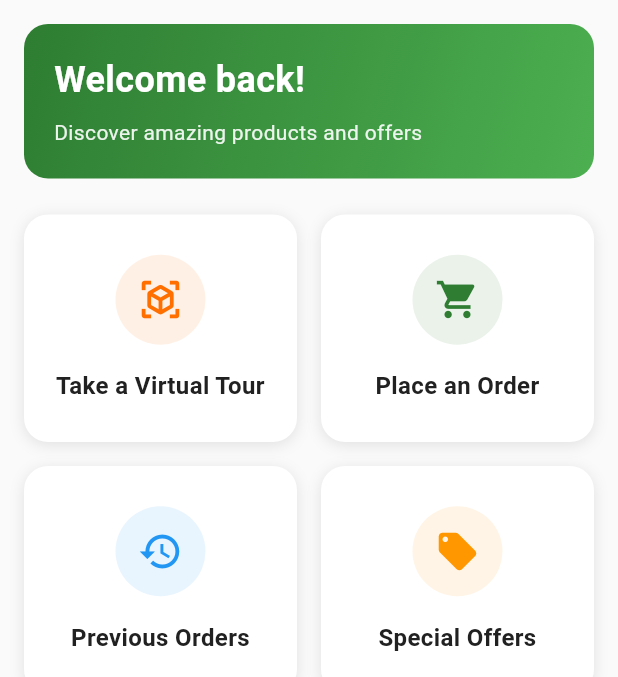
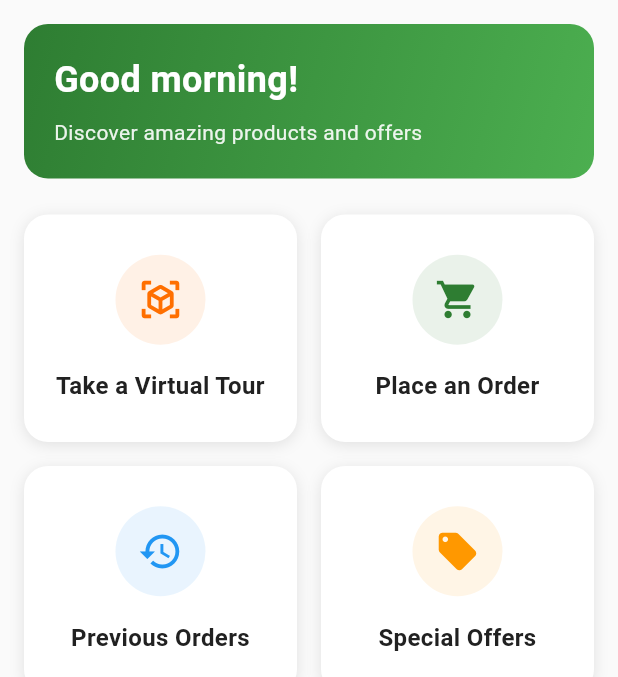
Before and after one commit to arunasnn93/bm_ecommerce_customer_app, a Flutter app: the HomePage screen opened directly, after a tap on "Place an Order", on a phone screen of 412 x 824 dp, the part 84-761 px from its top. Run offline on Flutter 3.47's test engine with Material 3 defaults, Android fonts, the phone set to English and light mode, and no system bars; our stand-ins replace cached_network_image, dartz, dio, equatable, flutter_bloc, photo_view and 1 more; accounts and stored records are empty; network calls fail.

Commit message:
app logo change and welcome message change

```diff
--- /dev/null
+++ b/lib/core/services/user_service.dart
@@ -0,0 +1,87 @@
+import 'dart:convert';
+import 'package:shared_preferences/shared_preferences.dart';
+import '../constants/app_constants.dart';
+import '../../features/auth/data/models/user_model.dart';
+
+class UserService {
+  /// Get current user's name from stored data
+  static Future<String?> getCurrentUserName() async {
+    try {
+      final prefs = await SharedPreferences.getInstance();
+      final userData = prefs.getString(AppConstants.userKey);
+
+      if (userData == null) return null;
+
+      final userJson = jsonDecode(userData) as Map<String, dynamic>;
+
+      // Check if it's stored as a nested object (with 'user' key)
+      if (userJson.containsKey('user')) {
+        final nestedUserData = userJson['user'] as Map<String, dynamic>;
+        return nestedUserData['name'] as String?;
+      }
+
+      // Check if it's stored directly as a user object
+      if (userJson.containsKey('name')) {
+        return userJson['name'] as String?;
+      }
+
+      // Try to parse as UserModel
+      final userModel = UserModel.fromJson(userJson);
+      return userModel.name;
+    } catch (e) {
+      print('❌ Error getting user name: $e');
+      return null;
+    }
+  }
+
+  /// Get current user's full data
+  static Future<UserModel?> getCurrentUser() async {
+    try {
+      final prefs = await SharedPreferences.getInstance();
+      final userData = prefs.getString(AppConstants.userKey);
+
+      if (userData == null) return null;
+
+      final userJson = jsonDecode(userData) as Map<String, dynamic>;
+
+      // Check if it's stored as a nested object (with 'user' key)
+      if (userJson.containsKey('user')) {
+        final nestedUserData = userJson['user'] as Map<String, dynamic>;
+        return UserModel.fromJson(nestedUserData);
+      }
+
+      // Try to parse as UserModel directly
+      return UserModel.fromJson(userJson);
+    } catch (e) {
+      print('❌ Error getting user data: $e');
+      return null;
+    }
+  }
+
+  /// Get a greeting based on time of day
+  static String getTimeBasedGreeting() {
+    final hour = DateTime.now().hour;
+
+    if (hour < 12) {
+      return 'Good morning';
+    } else if (hour < 17) {
+      return 'Good afternoon';
+    } else {
+      return 'Good evening';
+    }
+  }
+
+  /// Get personalized welcome message
+  static Future<String> getWelcomeMessage() async {
+    final userName = await getCurrentUserName();
+    final greeting = getTimeBasedGreeting();
+
+    if (userName != null && userName.isNotEmpty) {
+      // Extract first name from full name
+      final firstName = userName.split(' ').first;
+      return '$greeting, $firstName!';
+    } else {
+      return '$greeting!';
+    }
+  }
+}
--- a/lib/features/auth/presentation/pages/home_page.dart
+++ b/lib/features/auth/presentation/pages/home_page.dart
@@ -2,11 +2,39 @@ import 'package:flutter/material.dart';
 import 'package:flutter_bloc/flutter_bloc.dart';
 import '../../../../core/constants/app_colors.dart';
 import '../../../../core/constants/app_text_styles.dart';
+import '../../../../core/services/user_service.dart';
 import '../bloc/auth_bloc.dart';
 import '../../../store/presentation/pages/virtual_tour_page.dart';
 
-class HomePage extends StatelessWidget {
+class HomePage extends StatefulWidget {
   const HomePage({super.key});
+
+  @override
+  State<HomePage> createState() => _HomePageState();
+}
+
+class _HomePageState extends State<HomePage> {
+  String _welcomeMessage = 'Welcome back!';
+
+  @override
+  void initState() {
+    super.initState();
+    _loadWelcomeMessage();
+  }
+
+  Future<void> _loadWelcomeMessage() async {
+    try {
+      final welcomeMessage = await UserService.getWelcomeMessage();
+      if (mounted) {
+        setState(() {
+          _welcomeMessage = welcomeMessage;
+        });
+      }
+    } catch (e) {
+      print('❌ Error loading welcome message: $e');
+      // Keep default message if error occurs
+    }
+  }
 
   @override
   Widget build(BuildContext context) {
@@ -64,7 +92,7 @@ class HomePage extends StatelessWidget {
                 crossAxisAlignment: CrossAxisAlignment.start,
                 children: [
                   Text(
-                    'Welcome back!',
+                    _welcomeMessage,
                     style: AppTextStyles.h3.copyWith(
                       color: AppColors.surface,
                     ),
@@ -73,7 +101,7 @@ class HomePage extends StatelessWidget {
                   Text(
                     'Discover amazing products and offers',
                     style: AppTextStyles.bodyMedium.copyWith(
-                      color: AppColors.surface.withOpacity(0.9),
+                      color: AppColors.surface.withValues(alpha: 0.9),
                     ),
                   ),
                 ],
@@ -189,7 +217,7 @@ class HomePage extends StatelessWidget {
               width: 60,
               height: 60,
               decoration: BoxDecoration(
-                color: color.withOpacity(0.1),
+                color: color.withValues(alpha: 0.1),
                 borderRadius: BorderRadius.circular(30),
               ),
               child: Icon(
```
Also changed, not shown: pubspec.yaml (+22 -0 lines), assets/icons/bmappiconnew.png (added), pubspec.lock, 42 other files.
